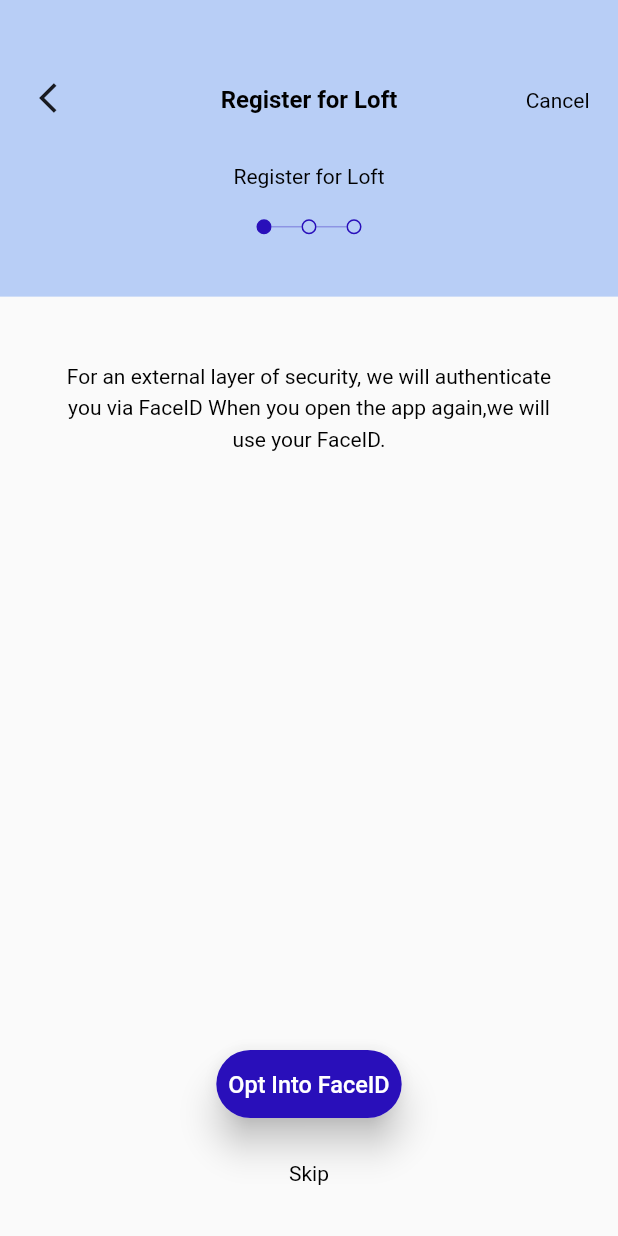
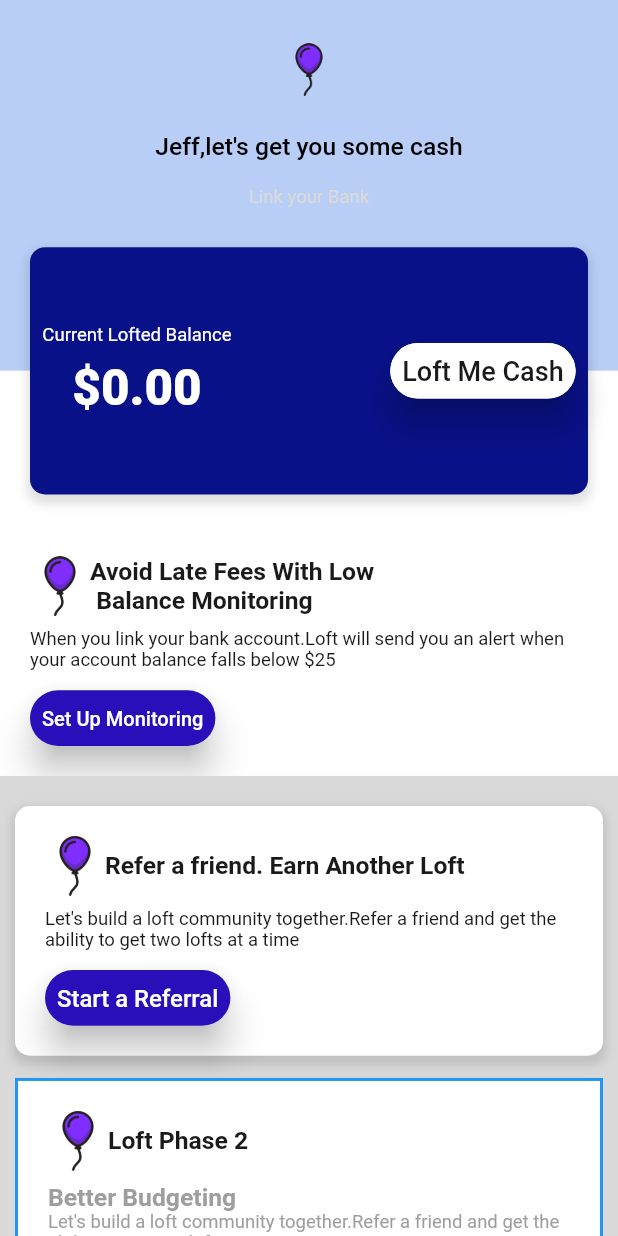
Before and after one commit to DevAppsMobile/loftApp, a Flutter app: the screen it shows after launch, on a phone screen of 412 x 824 dp. Run offline on Flutter 3.47's test engine with Material 2 defaults, Android fonts, the phone set to English and light mode, and no system bars; our stand-ins replace connectivity, firebase_auth, firebase_core, flutter_easyloading, get_it, local_auth and 3 more; missing offline and left inert: flutter_flavor; accounts and stored records are empty.

Commit message:
add dash board

```diff
--- a/lib/app.dart
+++ b/lib/app.dart
@@ -4,6 +4,7 @@ import 'package:flutter/material.dart';
 import 'package:flutter_easyloading/flutter_easyloading.dart';
 import 'package:loftfin/providers/local_auth_provider.dart';
 import 'package:loftfin/providers/signin_provider.dart';
+import 'package:loftfin/screens/dash_board_screen.dart';
 import 'package:loftfin/screens/local_auth_screen.dart';
 import 'package:loftfin/screens/phone_verification_screen.dart';
 import 'package:loftfin/screens/register_screen.dart';
@@ -64,6 +65,7 @@ class MyApp extends StatelessWidget {
             WelcomeScreen.routeName: (context) => WelcomeScreen(),
             RegisterScreen.routeName: (context) => RegisterScreen(),
             LocalAuthScreen.routeName: (context) => LocalAuthScreen(),
+            DashBoardScreen.routeName:(context) => DashBoardScreen(),
             PhoneVerificationScreen.routeName: (context) =>
                 PhoneVerificationScreen(),
             SignInScreen.routeName: (context) => SignInScreen(),
--- /dev/null
+++ b/lib/screens/dash_board_screen.dart
@@ -0,0 +1,455 @@
+import 'package:flutter/cupertino.dart';
+import 'package:flutter/material.dart';
+import 'package:loftfin/strings.dart';
+import 'package:loftfin/style/app_theme.dart';
+import 'package:loftfin/widgets/custom_button.dart';
+
+class DashBoardScreen extends StatefulWidget {
+  static String routeName = "/dash_board_screen";
+
+  DashBoardScreen({Key? key}) : super(key: key);
+
+  @override
+  _DashBoardScreen createState() => _DashBoardScreen();
+}
+
+class _DashBoardScreen extends State<DashBoardScreen> {
+
+
+  @override
+  Widget build(BuildContext context) {
+    final height = MediaQuery.of(context).size.height;
+
+    final size = MediaQuery.of(context).size;
+    return SafeArea(child:
+      Scaffold(
+      backgroundColor: Colors.white,
+      body:SingleChildScrollView(
+        child:Column(
+          children: [
+            TopView(),
+            Container(
+                width: MediaQuery.of(context).size.width,
+              color: AppTheme.grey,
+              padding:new EdgeInsets.only(
+                 top: 20.0,
+                  right: 10.0,
+                  bottom: 20.0,
+                  left: 10.0),
+             child: Column(
+                  children: [
+                    Refer_Freind(),
+                    SizedBox(
+                      height: size.height * 0.018,
+                    ),
+
+                    Phase2(),
+                    ]
+              )
+
+
+            )
+
+          ],
+        ),)
+    ));
+  }
+
+  Widget TopView(){
+    final height = MediaQuery.of(context).size.height;
+    final size = MediaQuery.of(context).size;
+    return   Stack(
+      children: <Widget>[
+        // The containers in the background and scrollable
+        new Column(
+          children: <Widget>[
+            new Container(
+              height: height * .3,
+              width: MediaQuery.of(context).size.width,
+              color: AppTheme.blue,
+              child: Column(
+                children: [
+                  SizedBox(
+                    height: size.height * 0.035,
+                  ),
+                  SizedBox(
+                    height: 35,
+                    child: Image.asset(
+                      'assets/images/welcome_icon.png',
+                    ),
+                  ),
+                  SizedBox(
+                    height: size.height * 0.03,
+                  ),
+                  Text(
+                    "Jeff,let's get you some cash",
+                    style: TextStyle(
+                      color: AppTheme.textColor,
+                      fontWeight: FontWeight.w500,
+                      fontSize: size.height * 0.02,
+                    ),
+                  ),
+                  SizedBox(
+                    height: size.height * 0.02,
+                  ),
+                  Text(
+                    kStringsLinkYourBank,
+                    style: TextStyle(
+                      color: AppTheme.grey,
+                      fontWeight: FontWeight.w400,
+                      fontSize: size.height * 0.015,
+                    ),
+                  ),
+                ],
+              ),
+            ),
+            BalanceMonitoring()
+          ],
+
+        ),
+        new Container(
+          alignment: Alignment.topCenter,
+          padding: new EdgeInsets.only(
+              top: MediaQuery.of(context).size.height * .2,
+              right: 20.0,
+              left: 20.0),
+          child: new Container(
+              height: MediaQuery.of(context).size.height * .2,
+              width: MediaQuery.of(context).size.width,
+              decoration: BoxDecoration(
+                borderRadius: BorderRadius.circular(10),
+                color:  AppTheme.darkBlue,
+                boxShadow: <BoxShadow>[
+                  BoxShadow(
+                    color: Colors.black12,
+                    offset: Offset(0, 4),
+                    blurRadius: 5,
+                    spreadRadius: 2,
+                  ),
+                ],
+              ),
+
+              child: Row(
+                crossAxisAlignment: CrossAxisAlignment.center,
+                children: [
+                  SizedBox(
+                    width: size.width * 0.02,
+                  ),
+                  Column(
+                    crossAxisAlignment: CrossAxisAlignment.center,
+                    mainAxisAlignment: MainAxisAlignment.center,
+                    children: [
+                      Text(
+                        kStringsCurrentLofBalance,
+                        style: TextStyle(
+                          color: AppTheme.white,
+                          fontWeight: FontWeight.w400,
+                          fontSize: size.height * 0.015,
+                        ),
+                      ),
+                      SizedBox(
+                        height: size.height * 0.01,
+                      ),
+
+                      Text(
+                        "\$0.00",
+                        style: TextStyle(
+                          color: AppTheme.white,
+                          fontWeight: FontWeight.w800,
+                          fontSize: size.height * 0.04,
+                        ),
+                      ),
+                    ],
+                  ),
+                  Spacer(),
+                  CustomButton(
+                    title: kStringsLoftMeCash,
+                    width: size.width * 0.3,
+
+                    backgroundColor: AppTheme.white,
+                    txtColor: AppTheme.black,
+                    onClick: () {},
+                    height: size.height * 0.045,
+                  ),
+                  SizedBox(
+                    width: size.width * 0.02,
+                  ),
+
+                ],
+              )
+          ),
+        )
+      ],
+    );
+  }
+
+ Widget BalanceMonitoring(){
+   final size = MediaQuery.of(context).size;
+   return new Container(
+          width: MediaQuery.of(context).size.width,
+          color: AppTheme.white,
+          padding: new EdgeInsets.only(
+              right: 20.0,
+              bottom: 20.0,
+              left: 20.0),
+          child: Column(
+            crossAxisAlignment: CrossAxisAlignment.start,
+            mainAxisAlignment: MainAxisAlignment.start,
+            children: [
+              SizedBox(
+                height: size.height * 0.15,
+              ),
+              Row(
+                crossAxisAlignment: CrossAxisAlignment.center,
+                mainAxisAlignment: MainAxisAlignment.start,
+                children: [
+                  SizedBox(
+                    height: 40,
+                    width: 40,
+                    child: Image.asset(
+                      'assets/images/welcome_icon.png',
+                    ),
+                  ),
+                  SizedBox(
+                    height: size.width * 0.015,
+                  ),
+
+                  Text(kStringsBalanceMonitoring,
+                    style: TextStyle(
+                      color: AppTheme.black,
+                      fontWeight: FontWeight.w600,
+                      fontSize: size.height * 0.02,
+                    ),
+                    maxLines: 2,
+                  ),
+                ],
+              ),
+              SizedBox(
+                height: size.height * 0.01,
+              ),
+              Text(
+                "When you link your bank account.Loft will send you an alert when your account balance falls below \$25",
+                style: TextStyle(
+                  color: AppTheme.black,
+                  fontWeight: FontWeight.w400,
+                  fontSize: size.height * 0.015,
+                ),
+              ),
+              SizedBox(
+                height: size.height * 0.016,
+              ),
+
+              CustomButton(
+                title: kStringsSetUp,
+                width: size.width * 0.3,
+                backgroundColor: AppTheme.themeColor,
+                txtColor: AppTheme.white,
+                onClick: () {},
+                height: size.height * 0.045,
+              ),
+              SizedBox(
+                width: size.width * 0.02,
+              ),
+
+            ],
+          )
+      );
+  }
+
+
+  Widget Refer_Freind(){
+    final size = MediaQuery.of(context).size;
+    return new Container(
+        width: MediaQuery.of(context).size.width,
+        decoration: BoxDecoration(
+          borderRadius: BorderRadius.circular(10),
+          color:  AppTheme.white,
+          boxShadow: <BoxShadow>[
+            BoxShadow(
+              color: Colors.black12,
+              offset: Offset(0, 4),
+              blurRadius: 5,
+              spreadRadius: 2,
+            ),
+          ],
+        ),
+
+        padding: new EdgeInsets.only(
+            right: 20.0,
+            top: 20.0,
+            bottom: 20.0,
+            left: 20.0),
+        child: Column(
+          crossAxisAlignment: CrossAxisAlignment.start,
+          mainAxisAlignment: MainAxisAlignment.start,
+          children: [
+            Row(
+              crossAxisAlignment: CrossAxisAlignment.center,
+              mainAxisAlignment: MainAxisAlignment.start,
+              children: [
+                SizedBox(
+                  height: 40,
+                  width: 40,
+                  child: Image.asset(
+                    'assets/images/welcome_icon.png',
+                  ),
+                ),
+                SizedBox(
+                  height: size.width * 0.015,
+                ),
+
+                Text(
+                 kStringsReferFriend,
+                  style: TextStyle(
+                    color: AppTheme.black,
+                    fontWeight: FontWeight.w600,
+                    fontSize: size.height * 0.02,
+                  ),
+                  maxLines: 2,
+                ),
+              ],
+            ),
+            SizedBox(
+              height: size.height * 0.01,
+            ),
+            Text(
+              "Let's build a loft community together.Refer a friend and get the ability to get two lofts at a time",
+              style: TextStyle(
+                color: AppTheme.black,
+                fontWeight: FontWeight.w400,
+                fontSize: size.height * 0.015,
+              ),
+            ),
+            SizedBox(
+              height: size.height * 0.016,
+            ),
+
+            CustomButton(
+              title: kStringsStartFeral,
+              width: size.width * 0.3,
+              backgroundColor: AppTheme.themeColor,
+              txtColor: AppTheme.white,
+              onClick: () {},
+              height: size.height * 0.045,
+            ),
+            SizedBox(
+              width: size.width * 0.02,
+            ),
+
+          ],
+        )
+    );
+  }
+
+  Widget Phase2(){
+    final size = MediaQuery.of(context).size;
+    return new Container(
+        width: MediaQuery.of(context).size.width,
+        decoration: BoxDecoration(
+          color: Colors.white,
+            border: Border.all(
+              color: Colors.blue, //                   <--- border color
+              width: 2.0,
+            )
+        ),
+
+        padding: new EdgeInsets.only(
+            right: 20.0,
+            top: 20.0,
+            bottom: 20.0,
+            left: 20.0),
+        child: Column(
+          crossAxisAlignment: CrossAxisAlignment.start,
+          mainAxisAlignment: MainAxisAlignment.start,
+          children: [
+            Row(
+              crossAxisAlignment: CrossAxisAlignment.center,
+              mainAxisAlignment: MainAxisAlignment.start,
+              children: [
+                SizedBox(
+                  height: 40,
+                  width: 40,
+                  child: Image.asset(
+                    'assets/images/welcome_icon.png',
+                  ),
+                ),
+                SizedBox(
+                  height: size.width * 0.015,
+                ),
+
+                Text(
+                  kStringsPhase2,
+                  style: TextStyle(
+                    color: AppTheme.black,
+                    fontWeight: FontWeight.w600,
+                    fontSize: size.height * 0.02,
+                  ),
+                  maxLines: 2,
+                ),
+              ],
+            ),
+            SizedBox(
+              height: size.height * 0.01,
+            ),
+            Text(
+              "Better Budgeting",
+              style: TextStyle(
+                color:Colors.grey,
+                fontWeight: FontWeight.w600,
+                fontSize: size.height * 0.02,
+              ),
+              maxLines: 2,
+            ),
+            Text(
+              "Let's build a loft community together.Refer a friend and get the ability to get two lofts at a time",
+              style: TextStyle(
+                color: Colors.grey,
+                fontWeight: FontWeight.w400,
+                fontSize: size.height * 0.015,
+              ),
+            ),
+            SizedBox(
+              height: size.height * 0.017,
+            ),
+            Text(
+              "Credit Helper",
+              style: TextStyle(
+                color: Colors.grey,
+                fontWeight: FontWeight.w600,
+                fontSize: size.height * 0.02,
+              ),
+              maxLines: 2,
+            ),
+            Text(
+              "Let's build a loft community together.Refer a friend and get the ability to get two lofts at a time",
+              style: TextStyle(
+                color: Colors.grey,
+                fontWeight: FontWeight.w400,
+                fontSize: size.height * 0.015,
+              ),
+            ),
+            SizedBox(
+              height: size.height * 0.017,
+            ),
+            Text(
+              "Goal Setting",
+              style: TextStyle(
+                color: Colors.grey,
+                fontWeight: FontWeight.w600,
+                fontSize: size.height * 0.02,
+              ),
+              maxLines: 2,
+            ),
+            Text(
+              "Let's build a loft community together.Refer a friend and get the ability to get two lofts at a time",
+              style: TextStyle(
+                color: Colors.grey,
+                fontWeight: FontWeight.w400,
+                fontSize: size.height * 0.015,
+              ),
+            ),
+          ],
+        )
+    );
+  }
+}
--- a/lib/screens/splash_screen.dart
+++ b/lib/screens/splash_screen.dart
@@ -2,6 +2,7 @@ import 'dart:async';
 
 import 'package:flutter/cupertino.dart';
 import 'package:flutter/material.dart';
+import 'package:loftfin/screens/dash_board_screen.dart';
 import 'package:loftfin/screens/local_auth_screen.dart';
 
 
@@ -24,7 +25,7 @@ class _SplashScreenState extends State<SplashScreen> {
   }
 
   void loadNextScreen() async {
-    Navigator.of(context).pushReplacementNamed(LocalAuthScreen.routeName);
+    Navigator.of(context).pushReplacementNamed(DashBoardScreen.routeName);
   }
 
   @override
--- a/lib/strings.dart
+++ b/lib/strings.dart
@@ -49,5 +49,12 @@ const kStringsCreateFailed = 'User creation failed';
 const kStringsscan = 'For an external layer of security, we will authenticate you via FaceID When you open the app again,we will use your FaceID.';
 
 const kStringsFaceId = 'Opt Into FaceID';
-
+const kStringsLinkYourBank='Link your Bank';
+const kStringsCurrentLofBalance='Current Lofted Balance';
+const kStringsLoftMeCash = 'Loft Me Cash';
+const kStringsSetUp= 'Set Up Monitoring';
+const kStringsBalanceMonitoring='Avoid Late Fees With Low\n Balance Monitoring';
+const kStringsReferFriend='Refer a friend. Earn Another Loft ';
+const kStringsStartFeral= 'Start a Referral';
+const kStringsPhase2='Loft Phase 2';
 const kStringsSkip = 'Skip';
--- a/lib/style/app_theme.dart
+++ b/lib/style/app_theme.dart
@@ -12,6 +12,8 @@ class AppTheme {
   static const Color black = Color(0xFF1A1A1A);
   static const Color blue = Color(0xffb8cef6);
   static const Color red = Color(0xFFF11717);
+  static const Color grey = Color(0xffd9d9d9);
+  static const Color darkBlue = Color(0xff081188);
 
   static const TextStyle textStyleHeading = TextStyle(
     fontSize: 16,
--- a/lib/widgets/custom_button.dart
+++ b/lib/widgets/custom_button.dart
@@ -6,6 +6,7 @@ class CustomButton extends StatelessWidget {
   final String title;
   final Color backgroundColor;
   final Function onClick;
+  final Color txtColor;
   final double height;
   const CustomButton({
     required this.title,
@@ -13,13 +14,13 @@ class CustomButton extends StatelessWidget {
     required this.backgroundColor,
     required this.onClick,
     this.height = 50,
+    this.txtColor= Colors.white,
     Key? key,
   }) : super(key: key);
 
   @override
   Widget build(BuildContext context) {
-    return Center(
-      child: Material(
+    return Material(
         elevation: 10,
         borderRadius: borderRadius,
         child: InkWell(
@@ -42,14 +43,14 @@ class CustomButton extends StatelessWidget {
                   textAlign: TextAlign.center,
                   style: TextStyle(
                       fontSize: 20,
-                      color: Colors.white,
+                      color:txtColor,
                       fontWeight: FontWeight.w500),
                 ),
               ),
             ),
           ),
         ),
-      ),
+
     );
   }
 
```
